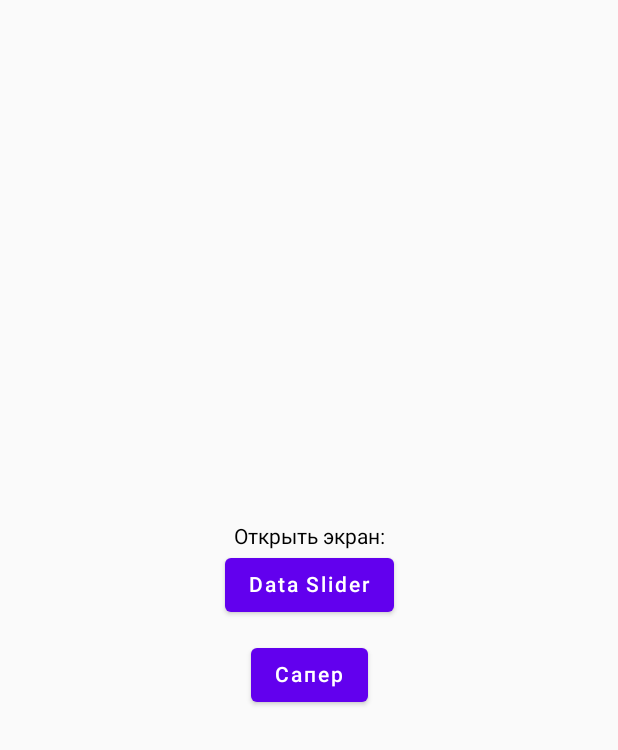
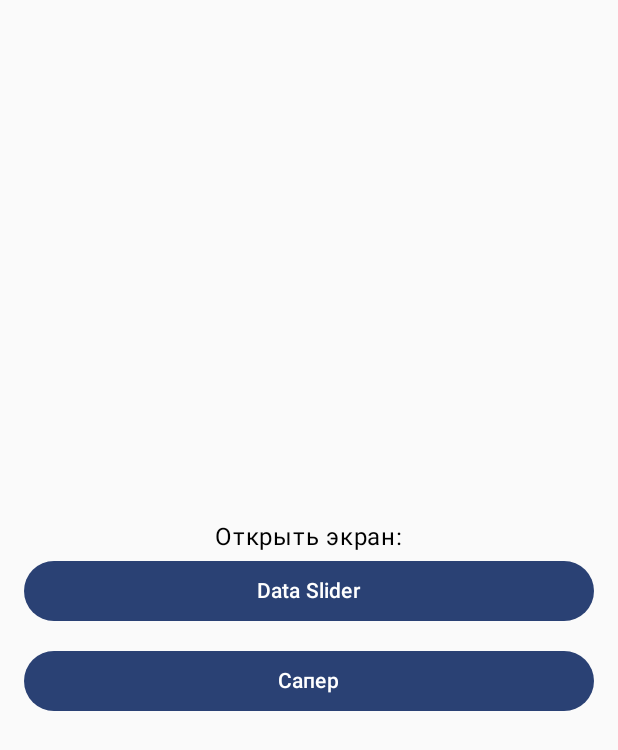
Before and after one commit to i-redbyte/krdcompose, an Android app built with Jetpack Compose: the screen it shows after launch (MainActivity), on a phone screen of 412 x 824 dp. Shown: the top 750 px of the screen. Run offline under Robolectric (Android 15) with nearby library versions, the phone set to English and light mode, and no system bars.

Commit message:
@fix:  size and padding for main screen

```diff
--- a/app/src/main/java/ru/redbyte/krdcompose/MainActivity.kt
+++ b/app/src/main/java/ru/redbyte/krdcompose/MainActivity.kt
@@ -8,9 +8,11 @@ import androidx.compose.foundation.layout.Arrangement
 import androidx.compose.foundation.layout.Column
 import androidx.compose.foundation.layout.Spacer
 import androidx.compose.foundation.layout.fillMaxSize
+import androidx.compose.foundation.layout.fillMaxWidth
 import androidx.compose.foundation.layout.height
-import androidx.compose.material.Button
-import androidx.compose.material.Text
+import androidx.compose.foundation.layout.padding
+import androidx.compose.material3.Button
+import androidx.compose.material3.Text
 import androidx.compose.runtime.Composable
 import androidx.compose.ui.Alignment
 import androidx.compose.ui.Modifier
@@ -52,18 +54,22 @@ class MainActivity : ComponentActivity() {
 @Composable
 fun MainScreen(navController: NavController) {
     Column(
-        modifier = Modifier.fillMaxSize(),
+        modifier = Modifier.padding(16.dp).fillMaxSize(),
         verticalArrangement = Arrangement.Center,
         horizontalAlignment = Alignment.CenterHorizontally
     ) {
         Text("Открыть экран:")
-        Button(onClick = {
-            navController.navigate("dataSliderScreen")
-        }) {
+        Button(
+            modifier = Modifier.fillMaxWidth(),
+            onClick = {
+                navController.navigate("dataSliderScreen")
+            }) {
             Text("Data Slider")
         }
         Spacer(Modifier.height(12.dp))
-        Button(onClick = { navController.navigate("sapperScreen") }) {
+        Button(
+            modifier = Modifier.fillMaxWidth(),
+            onClick = { navController.navigate("sapperScreen") }) {
             Text("Сапер")
         }
     }
```
